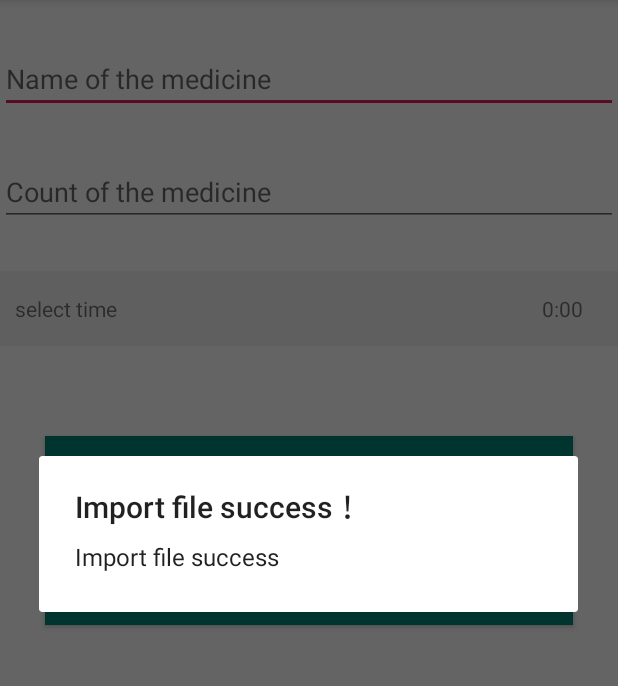
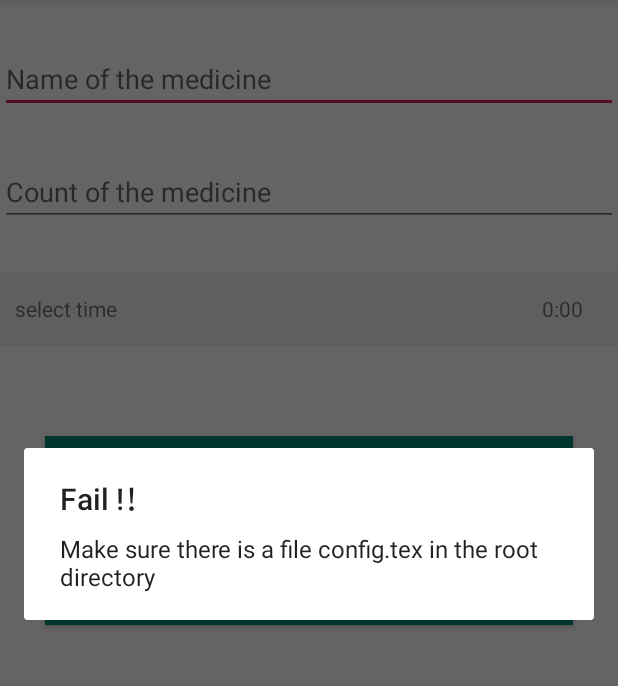
Before and after one commit to zhuandian/MedicineService, an Android app: the AddMedicineActivity screen opened directly, with no data from a screen before it, after a tap on "IMPORT FILE", on a phone screen of 412 x 824 dp, the part 84-770 px from its top. Run offline under Robolectric (Android 15) with nearby library versions, the phone set to English and light mode, and no system bars.

Commit message:
添加跟目录没有对应文件限制

```diff
--- a/app/src/main/java/com/zhuandian/medicineserver/AddMedicineActivity.java
+++ b/app/src/main/java/com/zhuandian/medicineserver/AddMedicineActivity.java
@@ -56,7 +56,7 @@ public class AddMedicineActivity extends AppCompatActivity {
 
         final String[] timeArray = new String[24];
         for (int i = 0; i < 24; i++) {
-            timeArray[i]= i+"";
+            timeArray[i] = i + "";
         }
         name = (EditText) findViewById(R.id.et_name);
         count = (EditText) findViewById(R.id.et_count);
@@ -71,7 +71,7 @@ public class AddMedicineActivity extends AppCompatActivity {
                         .setSingleChoiceItems(timeArray, 0, new DialogInterface.OnClickListener() {
                             @Override
                             public void onClick(DialogInterface dialog, int which) {
-                                tvTime.setText("Time is "+timeArray[which]);
+                                tvTime.setText("Time is " + timeArray[which]);
                                 time = timeArray[which];
                                 dialog.cancel();
                             }
@@ -140,7 +140,7 @@ public class AddMedicineActivity extends AppCompatActivity {
         String path = Environment.getExternalStorageDirectory().getPath() + File.separator + "config.txt";
         String content = "";
         File file = new File(path);
-        if (file.getName().endsWith(".txt")) {
+        if (file.exists() && file.getName().endsWith(".txt")) {
             try {
                 InputStream in = new FileInputStream(file);
                 if (in != null) {
```
